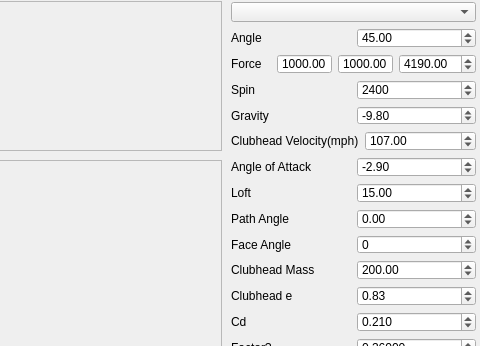
Before: the Qt Designer form main_ui.ui in dsizzle/trajectory, drawn with Qt 5; both pictures show x 329 to 809 and y 0 to 346 of the 809 by 564 pixel window.
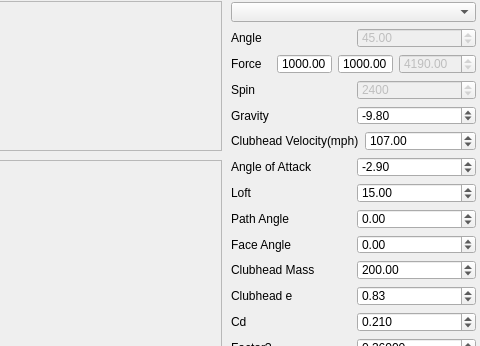
After: the same form once the commit is applied. Custom widgets are drawn as their Qt base class.

Commit message: update UI, gray out unused boxes

What changed in the file:
```diff
--- a/main_ui.ui
+++ b/main_ui.ui
@@ -57,6 +57,9 @@
        </item>
        <item>
         <widget class="QDoubleSpinBox" name="angleSpinBox">
+         <property name="enabled">
+          <bool>false</bool>
+         </property>
          <property name="maximum">
           <double>90.000000000000000</double>
          </property>
@@ -116,6 +119,9 @@
        </item>
        <item>
         <widget class="QDoubleSpinBox" name="forceSpinBox">
+         <property name="enabled">
+          <bool>false</bool>
+         </property>
          <property name="maximum">
           <double>10000.000000000000000</double>
          </property>
@@ -137,6 +143,9 @@
        </item>
        <item>
         <widget class="QDoubleSpinBox" name="spinSpinBox">
+         <property name="enabled">
+          <bool>false</bool>
+         </property>
          <property name="decimals">
           <number>0</number>
          </property>
@@ -306,7 +315,7 @@
        <item>
         <widget class="QDoubleSpinBox" name="faceAngleSpinBox">
          <property name="decimals">
-          <number>0</number>
+          <number>2</number>
          </property>
          <property name="minimum">
           <double>-45.000000000000000</double>
```
The commit also changes 1 other file.
